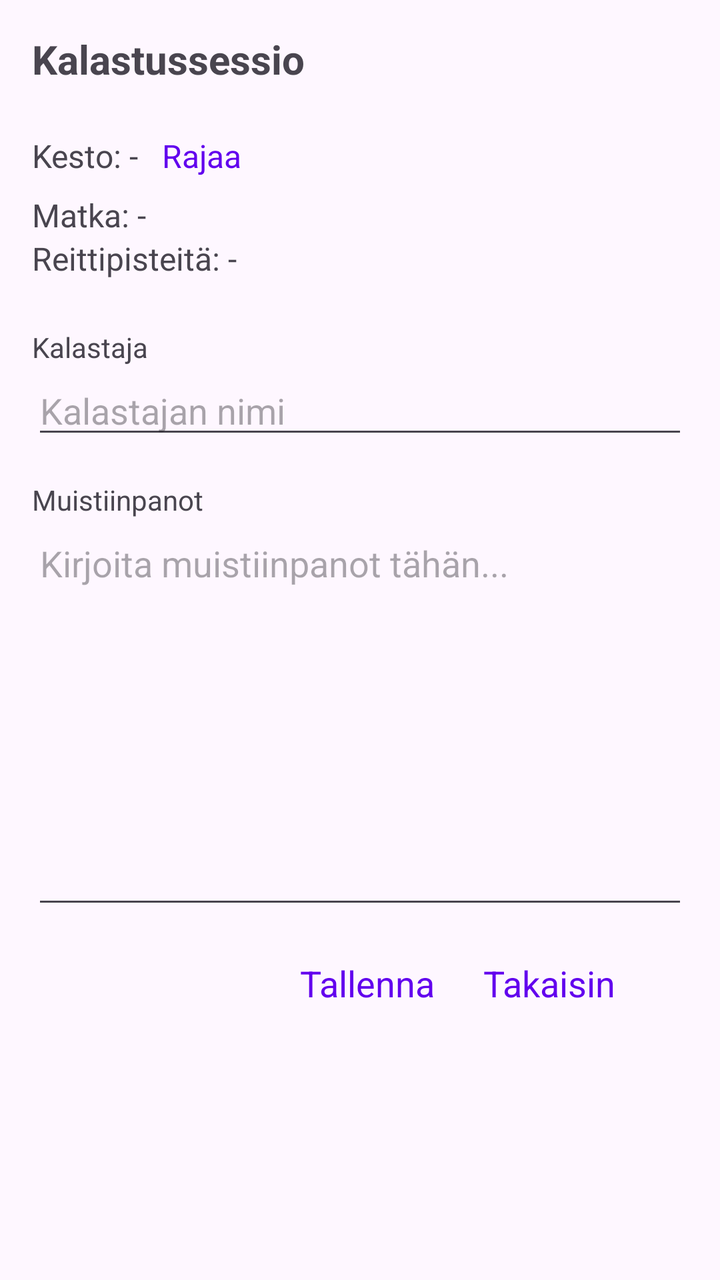
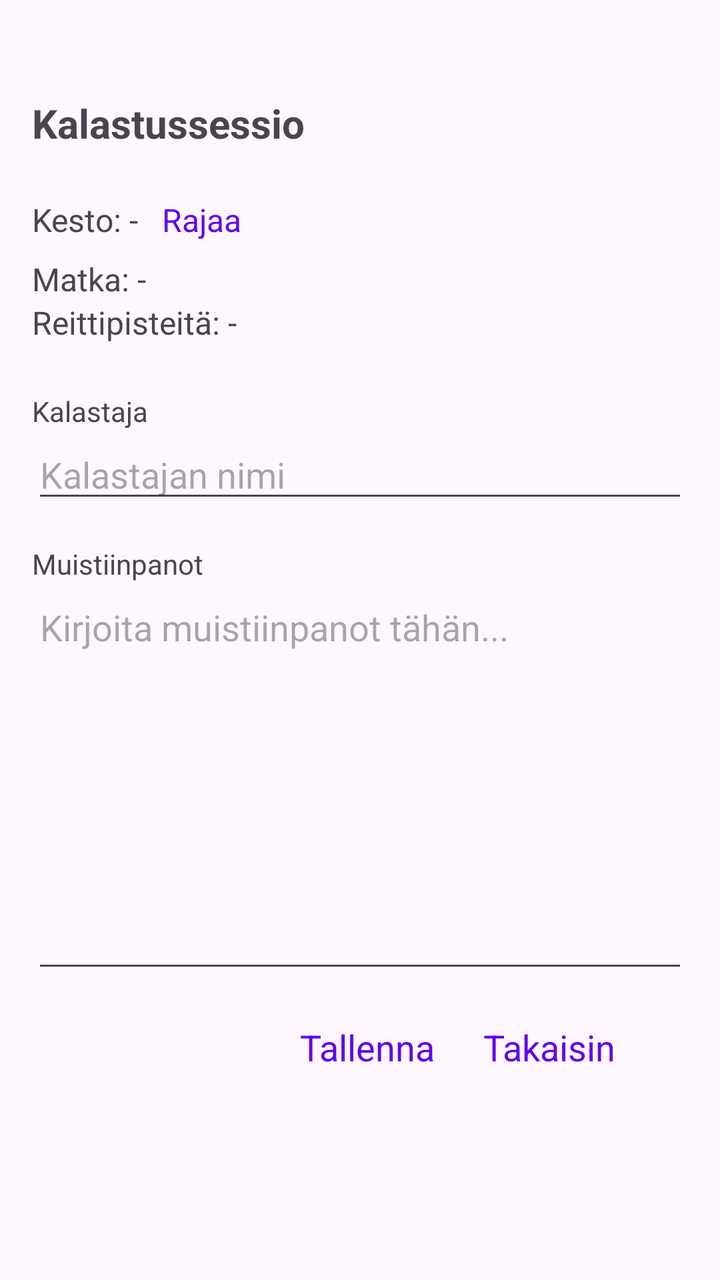

Compare the two renders of this Android layout. The source of the first and the diff that turns it into the second are given below.
<!-- AndroidManifest.xml: application theme Theme.KalaKartta -->
<!-- res/layout/activity_edit_fishing_session.xml -->
<?xml version="1.0" encoding="utf-8"?>
<ScrollView xmlns:android="http://schemas.android.com/apk/res/android"
    android:layout_width="match_parent"
    android:layout_height="match_parent"
    android:fillViewport="true">

    <LinearLayout
        android:layout_width="match_parent"
        android:layout_height="wrap_content"
        android:orientation="vertical"
        android:padding="16dp"
        android:paddingBottom="100dp">

        <TextView
            android:id="@+id/sessionTitleText"
            android:layout_width="match_parent"
            android:layout_height="wrap_content"
            android:text="Kalastussessio"
            android:textSize="20sp"
            android:textStyle="bold"
            android:layout_marginBottom="16dp" />

        <LinearLayout
            android:layout_width="match_parent"
            android:layout_height="wrap_content"
            android:orientation="horizontal"
            android:gravity="center_vertical">

            <TextView
                android:id="@+id/durationText"
                android:layout_width="wrap_content"
                android:layout_height="wrap_content"
                android:text="Kesto: -"
                android:textSize="16sp" />

            <TextView
                android:id="@+id/trimLink"
                android:layout_width="wrap_content"
                android:layout_height="wrap_content"
                android:text="@string/trim"
                android:textColor="@color/link_color"
                android:textSize="16sp"
                android:paddingStart="12dp"
                android:paddingEnd="12dp"
                android:paddingTop="8dp"
                android:paddingBottom="8dp"
                android:clickable="true"
                android:focusable="true" />
        </LinearLayout>

        <TextView
            android:id="@+id/distanceText"
            android:layout_width="match_parent"
            android:layout_height="wrap_content"
            android:text="Matka: -"
            android:textSize="16sp" />

        <TextView
            android:id="@+id/trackPointsText"
            android:layout_width="match_parent"
            android:layout_height="wrap_content"
            android:text="Reittipisteitä: -"
            android:textSize="16sp"
            android:layout_marginBottom="24dp" />

        <TextView
            android:layout_width="match_parent"
            android:layout_height="wrap_content"
            android:text="Kalastaja"
            android:textSize="14sp"
            android:textColor="?android:attr/textColorSecondary" />

        <EditText
            android:id="@+id/fishermanInput"
            android:layout_width="match_parent"
            android:layout_height="wrap_content"
            android:hint="Kalastajan nimi"
            android:inputType="textPersonName"
            android:layout_marginBottom="16dp" />

        <TextView
            android:layout_width="match_parent"
            android:layout_height="wrap_content"
            android:text="Muistiinpanot"
            android:textSize="14sp"
            android:textColor="?android:attr/textColorSecondary" />

        <EditText
            android:id="@+id/notesInput"
            android:layout_width="match_parent"
            android:layout_height="200dp"
            android:hint="Kirjoita muistiinpanot tähän..."
            android:inputType="textMultiLine"
            android:gravity="top"
            android:scrollbars="vertical" />

        <LinearLayout
            android:layout_width="match_parent"
            android:layout_height="wrap_content"
            android:orientation="horizontal"
            android:gravity="end"
            android:layout_marginTop="8dp"
            android:layout_marginEnd="@dimen/landscape_safe_margin"
            android:layout_marginBottom="24dp">

            <TextView
                android:id="@+id/saveLink"
                android:layout_width="wrap_content"
                android:layout_height="wrap_content"
                android:text="Tallenna"
                android:textColor="@color/link_color"
                android:textSize="18sp"
                android:padding="12dp"
                android:clickable="true"
                android:focusable="true" />

            <TextView
                android:id="@+id/backLink"
                android:layout_width="wrap_content"
                android:layout_height="wrap_content"
                android:text="Takaisin"
                android:textColor="@color/link_color"
                android:textSize="18sp"
                android:padding="12dp"
                android:clickable="true"
                android:focusable="true" />

        </LinearLayout>

    </LinearLayout>
</ScrollView>
<!-- resources referenced by this layout -->
<resources>
  <color name="link_color">#6200EE</color>
  <dimen name="landscape_safe_margin">24dp</dimen>
  <string name="trim">Rajaa</string>
  <style name="Theme.KalaKartta" parent="Base.Theme.KalaKartta" />
  <style name="Base.Theme.KalaKartta" parent="Theme.Material3.DayNight.NoActionBar">
          
          <item name="colorPrimary">#6200EE</item>
          <item name="colorOnPrimary">#FFFFFF</item>
          <item name="editTextStyle">@style/Widget.AppCompat.EditText</item>
          <item name="android:spinnerStyle">@style/Widget.AppCompat.Spinner</item>
      </style>
</resources>

<!-- the commit's change to res/layout/activity_edit_fishing_session.xml (unified diff, before → after) -->
@@ -1,5 +1,6 @@
 <?xml version="1.0" encoding="utf-8"?>
 <ScrollView xmlns:android="http://schemas.android.com/apk/res/android"
+    android:id="@+id/editorRoot"
     android:layout_width="match_parent"
     android:layout_height="match_parent"
     android:fillViewport="true">
@@ -9,7 +10,7 @@
         android:layout_height="wrap_content"
         android:orientation="vertical"
         android:padding="16dp"
-        android:paddingBottom="100dp">
+        android:paddingBottom="140dp">
 
         <TextView
             android:id="@+id/sessionTitleText"
@@ -18,6 +19,7 @@
             android:text="Kalastussessio"
             android:textSize="20sp"
             android:textStyle="bold"
+            android:layout_marginTop="32dp"
             android:layout_marginBottom="16dp" />
 
         <LinearLayout
